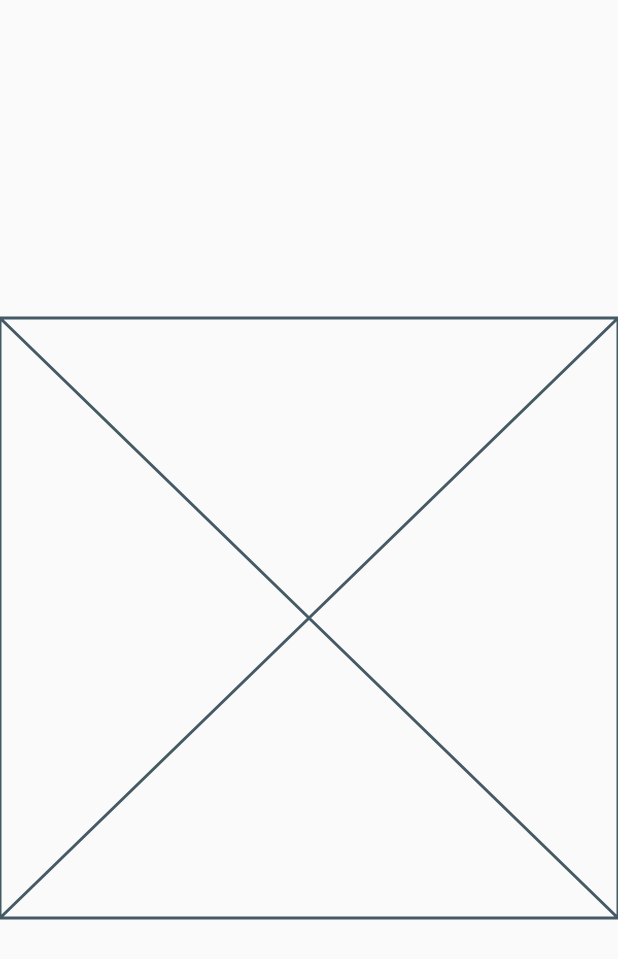
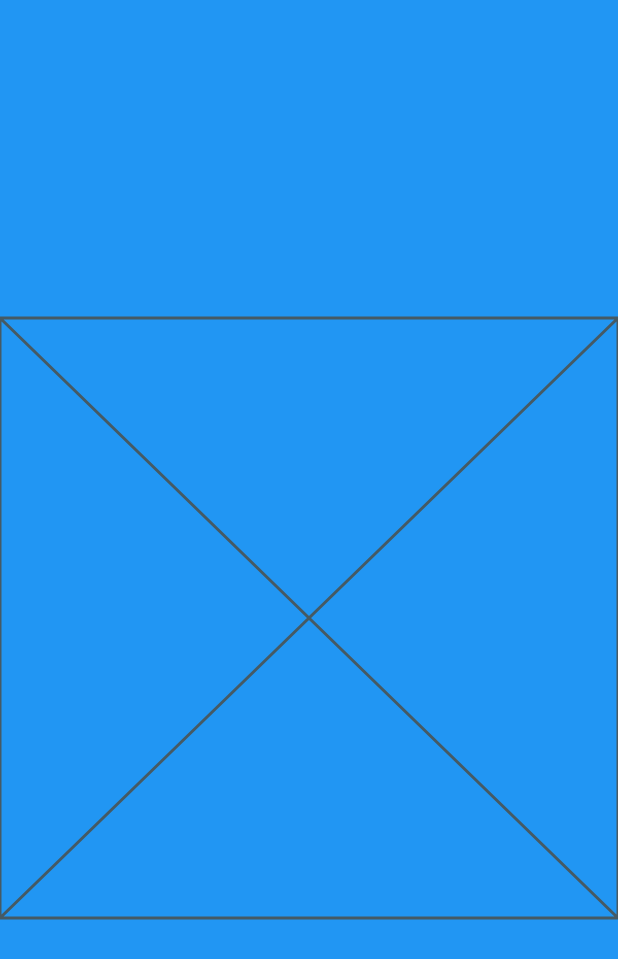
Before and after one commit to KaiqueMunhoz/ryc_chat, a Flutter app: the screen it shows after launch, on a phone screen of 412 x 824 dp. Shown: the top 959 px of the screen. Run offline on Flutter 3.47's test engine with Material 2 defaults, Android fonts, the phone set to English and light mode, and no system bars.

Commit message:
feat: Add backgroundColor to AuthPage

```diff
--- a/lib/pages/auth_page.dart
+++ b/lib/pages/auth_page.dart
@@ -6,8 +6,9 @@ class AuthPage extends StatelessWidget {
 
   @override
   Widget build(BuildContext context) {
-    return const Scaffold(
-      body: Center(
+    return Scaffold(
+      backgroundColor: Theme.of(context).primaryColor,
+      body: const Center(
         child: SingleChildScrollView(
           child: AuthForm(),
         ),
```
